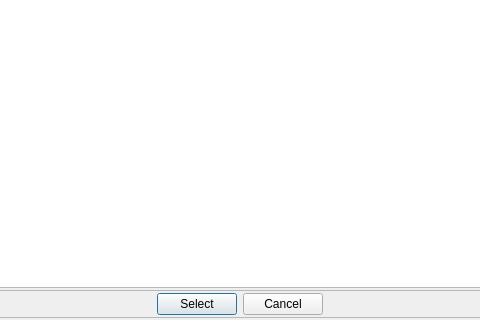
Old version of the form StructModel/c5structtableview.ui in the repository End1-1/Cafe5; both pictures show x 117 to 597 and y 156 to 476 of the 714 by 476 pixel window.
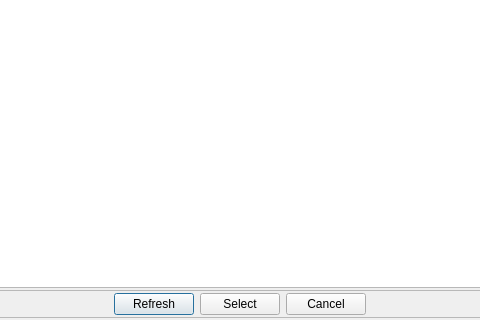
New version of the form.

The edit to the form file:
```diff
--- a/StructModel/c5structtableview.ui
+++ b/StructModel/c5structtableview.ui
@@ -73,6 +73,13 @@
         </property>
        </spacer>
       </item>
+      <item>
+       <widget class="QPushButton" name="btnRefreash">
+        <property name="text">
+         <string>Refresh</string>
+        </property>
+       </widget>
+      </item>
       <item>
        <widget class="QPushButton" name="btnSelect">
         <property name="text">
```
